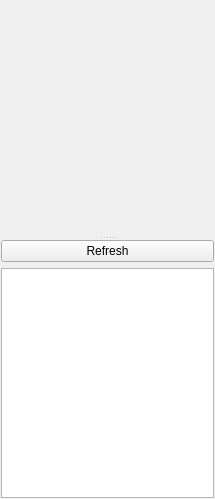
Above: ObjectsWidget.ui from lukegrahamSydney/TilesEditor before the change. Below: the same form after it.
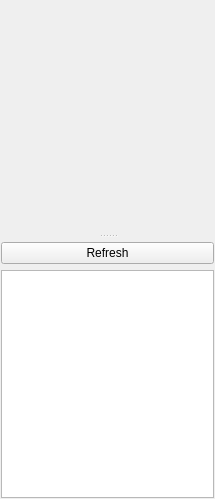
That is the form after the change. Icons and pictures are not drawn.

Patch:
```diff
--- a/ObjectsWidget.ui
+++ b/ObjectsWidget.ui
@@ -135,7 +135,7 @@
         <number>0</number>
        </property>
        <property name="topMargin">
-        <number>0</number>
+        <number>4</number>
        </property>
        <property name="rightMargin">
         <number>0</number>
@@ -176,6 +176,9 @@
          <attribute name="horizontalHeaderStretchLastSection">
           <bool>true</bool>
          </attribute>
+         <attribute name="verticalHeaderVisible">
+          <bool>false</bool>
+         </attribute>
          <attribute name="verticalHeaderCascadingSectionResizes">
           <bool>true</bool>
          </attribute>
```
